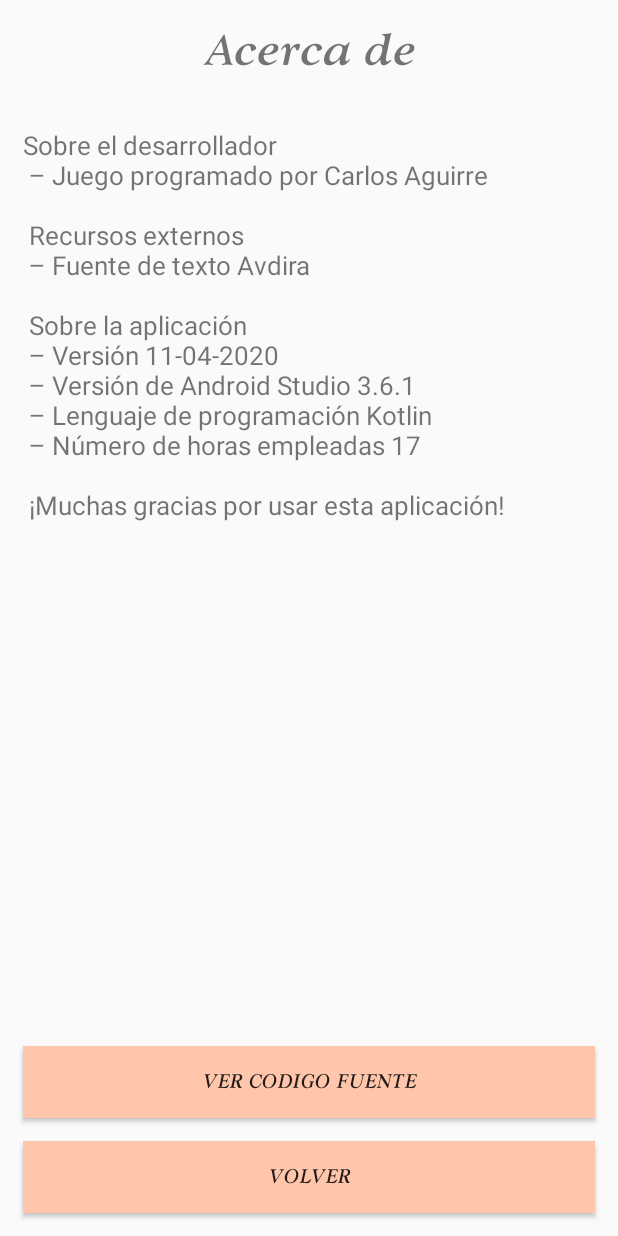
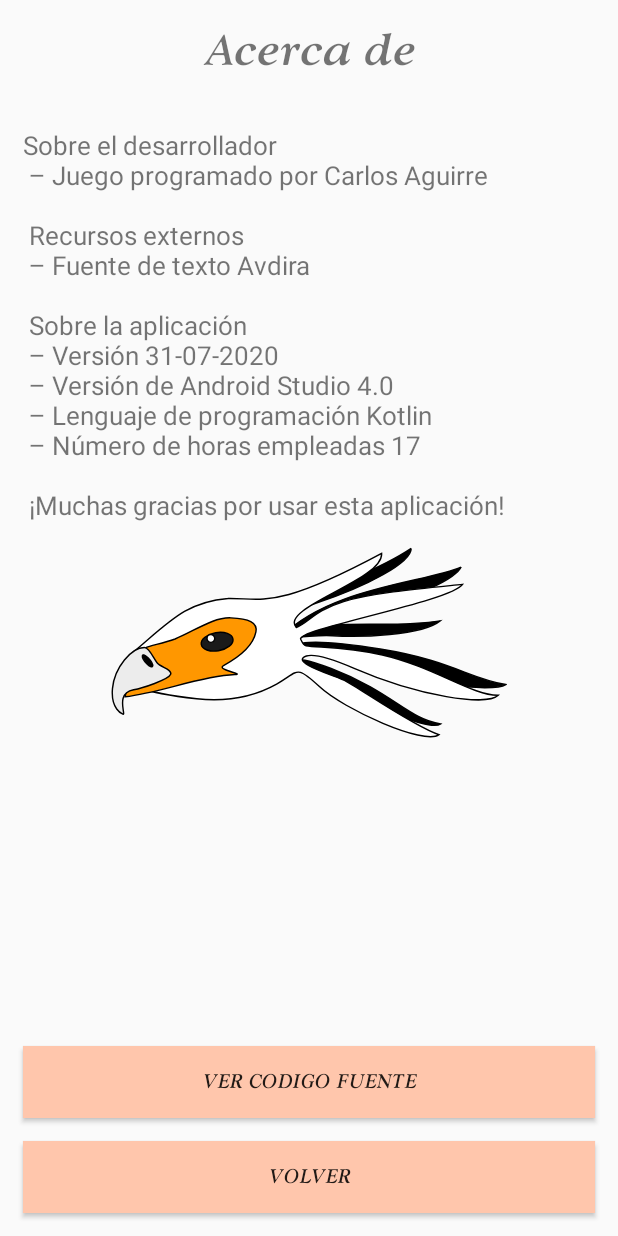
Before and after one commit to CarlosAguirreV/AdivinaElNumero, an Android app: the screen it shows after launch (InformacionActivity), after a tap on "ACERCA DE", on a phone screen of 412 x 824 dp. Run offline under Robolectric (Android 15) with nearby library versions, the phone set to English and light mode, and no system bars.

```diff
--- a/app/src/main/java/com/codigobase/adivinaelnumero/InformacionActivity.kt
+++ b/app/src/main/java/com/codigobase/adivinaelnumero/controlador/InformacionActivity.kt
@@ -1,10 +1,11 @@
-package com.codigobase.adivinaelnumero
+package com.codigobase.adivinaelnumero.controlador
 
 import android.content.Intent
 import android.net.Uri
 import android.os.Bundle
 import android.view.View
 import androidx.appcompat.app.AppCompatActivity
+import com.codigobase.adivinaelnumero.R
 import kotlinx.android.synthetic.main.activity_informacion.*
 
 class InformacionActivity : AppCompatActivity() {
@@ -26,6 +27,7 @@ class InformacionActivity : AppCompatActivity() {
             lblTitulo.text = getString(R.string.btn_acerca)
             lblInformacion.text = getString(R.string.acerca_de)
             btnCodigo.visibility = View.VISIBLE
+            imgLogo.visibility = View.VISIBLE
         } else {
             lblTitulo.text = getString(R.string.btn_instrucciones)
             lblInformacion.text = getString(R.string.instrucciones)
--- a/app/src/main/java/com/codigobase/adivinaelnumero/MainActivity.kt
+++ b/app/src/main/java/com/codigobase/adivinaelnumero/controlador/MainActivity.kt
@@ -1,10 +1,11 @@
-package com.codigobase.adivinaelnumero
+package com.codigobase.adivinaelnumero.controlador
 
 import android.content.Intent
 import android.os.Bundle
 import android.view.View
 import android.widget.SeekBar
 import androidx.appcompat.app.AppCompatActivity
+import com.codigobase.adivinaelnumero.R
 import kotlinx.android.synthetic.main.activity_main.*
 
 class MainActivity : AppCompatActivity() {
@@ -22,8 +23,9 @@ class MainActivity : AppCompatActivity() {
         super.getSupportActionBar()?.hide()
 
         // Definir el texto de informacion inferior y el texto asociado a la barra
-        lblInfo.text = "Selecciona un valor de 2 a 4 y pulsa Jugar."
-        lblCantidad.text = "${sldCantidad.getProgress() + 2} Números"
+        lblInfo.text = getString(R.string.seleccionaValor)
+        val cadena = "${sldCantidad.getProgress() + 2} " + getString(R.string.numeros)
+        lblCantidad.text = cadena
 
         // Eventos que se ejecutaran
         eventos()
@@ -42,7 +44,6 @@ class MainActivity : AppCompatActivity() {
     }
 
     private fun eventos() {
-
         // Al cambiar el valor de la barra deslizadora
         sldCantidad.setOnSeekBarChangeListener(object : SeekBar.OnSeekBarChangeListener {
             override fun onProgressChanged(seek: SeekBar, progress: Int, fromUser: Boolean) {
@@ -71,7 +72,7 @@ class MainActivity : AppCompatActivity() {
     private fun mostrarJuego() {
         val intent =
             Intent(this, GameActivity::class.java).apply {
-                putExtra("cantidad", sldCantidad.getProgress() + 2)
+                putExtra("cantidad", sldCantidad.progress + 2)
             }
         startActivity(intent)
     }
--- a/app/src/main/java/com/codigobase/adivinaelnumero/RegistrosActivity.kt
+++ b/app/src/main/java/com/codigobase/adivinaelnumero/controlador/RegistrosActivity.kt
@@ -1,9 +1,11 @@
-package com.codigobase.adivinaelnumero
+package com.codigobase.adivinaelnumero.controlador
 
 import android.os.Bundle
 import android.view.View
 import android.widget.ArrayAdapter
 import androidx.appcompat.app.AppCompatActivity
+import com.codigobase.adivinaelnumero.R
+import com.codigobase.adivinaelnumero.modelo.Registro
 import kotlinx.android.synthetic.main.activity_registros.*
 
 class RegistrosActivity : AppCompatActivity() {
--- a/app/src/main/java/com/codigobase/adivinaelnumero/Registro.kt
+++ b/app/src/main/java/com/codigobase/adivinaelnumero/modelo/Registro.kt
@@ -1,4 +1,4 @@
-package com.codigobase.adivinaelnumero
+package com.codigobase.adivinaelnumero.modelo
 
 import java.io.Serializable
 
--- a/app/src/main/res/drawable/d_linea.xml
+++ b/app/src/main/res/drawable/d_linea.xml
@@ -3,4 +3,5 @@
     <stroke
         android:width="3dp"
         android:color="@color/colorPrimaryDark" />
+    <corners android:radius="5dp" />
 </shape>
--- a/app/src/main/res/drawable/ic_logo.xml
+++ b/app/src/main/res/drawable/ic_logo.xml
@@ -1,20 +1,83 @@
 <vector xmlns:android="http://schemas.android.com/apk/res/android"
-    android:width="200dp"
-    android:height="200dp"
-    android:viewportWidth="67.73334"
-    android:viewportHeight="67.73333">
-  <path
-      android:pathData="m50.8672,50.7506 l-17.0314,16.9767 -33.8359,-33.8484 33.879,-33.879 33.8543,33.8545z"
-      android:strokeWidth="0.16126002"
-      android:fillColor="#ffffff"
-      android:strokeColor="#00000000"
-      android:fillType="evenOdd"
-      android:fillAlpha="1"/>
-  <path
-      android:pathData="m33.8542,67.7333 l-0.006,-0.006h-0.0123l-16.9148,-16.9273 -15.6156,-15.6157 -1.2931,-1.2931 -0.0123,-0.0123 0.0062,-0.006 33.8728,-33.873 1.3054,1.3054 32.5489,32.5491 -32.5735,32.5737 -1.2993,1.2993zM33.8419,65.1102 L33.8604,60.7013 11.6377,38.5032v0.0246l-1.9458,-1.9458 24.1869,-24.1625v-9.8091l-31.2682,31.2683zM40.4983,47.13c-1.5332,-0.0185 -10.1415,-0.7697 -3.8854,-7.0197 6.2561,-6.2561 7.0258,2.3214 7.0258,3.8793 0,1.5579 3.3836,-0.5049 3.9039,-0.7635 0.5203,-0.2586 6.6625,-6.6441 6.6625,-6.6441 0,0 -5.9975,-5.7666 -6.2561,-6.2746 -0.2586,-0.508 -2.346,-3.9101 -0.7882,-3.8854 1.5579,0 10.16,-0.7882 3.9039,-7.0689 -6.2315,-6.2315 -7.0196,2.3707 -7.0196,3.9286 0,1.5579 -3.4021,-0.5295 -3.91,-0.7882 -0.508,-0.2586 -6.2561,-6.2315 -6.2561,-6.2315l-20.32,20.3201 20.3015,20.2831v-0.0247l0.0185,0.0492c0,0 5.588,-5.3171 5.8497,-5.8497 0.2617,-0.5326 2.3522,-3.9101 0.7697,-3.9101z"
-      android:strokeWidth="0.16301829"
-      android:fillColor="#000000"
-      android:strokeColor="#00000000"
-      android:fillType="evenOdd"
-      android:fillAlpha="1"/>
+    android:width="264.19827dp"
+    android:height="127.83878dp"
+    android:viewportWidth="69.90246"
+    android:viewportHeight="33.824005">
+    <path
+        android:fillColor="#000000"
+        android:pathData="m69.6779,24.4055c-2.1996,1.4458 -16.2219,0.1151 -28.4398,-4.5546 -11.6218,-4.4419 -9.9703,0.0066 -9.6418,-1.4392 0.3285,-1.4457 3.3591,-2.28 15.9246,-0.2676 12.5655,2.0123 15.6857,5.2273 22.157,6.2614z"
+        android:strokeWidth="0.250"
+        android:strokeColor="#000000"
+        android:strokeLineCap="butt"
+        android:strokeLineJoin="miter" />
+    <path
+        android:fillColor="#000000"
+        android:pathData="m58.1931,31.348c-3.7005,2.616 -37.8244,-16.674 -19.3349,-9.7679 10.9068,4.1779 13.4428,8.7694 19.3349,9.7679z"
+        android:strokeWidth="0.250"
+        android:strokeColor="#000000"
+        android:strokeLineCap="butt"
+        android:strokeLineJoin="miter" />
+    <path
+        android:fillColor="#000000"
+        android:pathData="m58.0975,13.1887c-3.181,2.6086 -14.2441,2.8928 -19.0129,2.6097 -4.7688,-0.2831 -11.8594,1.2733 -11.8867,0.581 10.2213,-4.2682 21.0543,-1.5564 30.8996,-3.1907z"
+        android:strokeWidth="0.250"
+        android:strokeColor="#000000"
+        android:strokeLineCap="butt"
+        android:strokeLineJoin="miter" />
+    <path
+        android:fillColor="#000000"
+        android:pathData="m52.9905,0.4194c0.006,2.4771 -7.6527,6.6375 -16.8587,9.6715 -8.0401,2.6498 -8.9086,6.0809 -9.4311,5.3501 -0.5226,-0.7308 5.4052,-5.1107 12.6828,-9.3838 -4.1611,3.0725 8.7233,-2.3822 13.607,-5.6377z"
+        android:strokeWidth="0.250"
+        android:strokeColor="#000000"
+        android:strokeLineCap="butt"
+        android:strokeLineJoin="miter" />
+    <path
+        android:fillColor="#000000"
+        android:pathData="m61.7816,3.7206c-0.5237,1.6291 -7.706,5.814 -18.5688,7.1976 -10.5417,1.3427 -12.6339,6.1025 -13.0697,5.0006 8.6466,-8.6651 25.5237,-9.5076 31.6385,-12.1981z"
+        android:strokeWidth="0.250"
+        android:strokeColor="#000000"
+        android:strokeLineCap="butt"
+        android:strokeLineJoin="miter" />
+    <path
+        android:fillColor="#ffffff"
+        android:pathData="m20.6693,9.2505c-7.4413,0.6051 -10.3445,4.0929 -16.7365,9.4627 -7.1556,6.0112 5.6144,7.6065 11.1944,8.1996 5.58,0.5931 10.2075,-0.4121 14.1096,-2.5851 3.9021,-2.1731 3.2567,-3.5701 7.5471,0.4362 4.2904,4.0063 18.5881,10.4435 21.1096,8.4668 -4.0353,-1.2501 -13.873,-8.0448 -16.3842,-9.3947 -1.4582,-0.8434 -10.2708,-3.3481 -7.0214,-4.4556 1.7918,-0.5612 5.4461,0.8962 8.4319,2.1731 11.5196,4.9835 23.414,6.6964 25.4294,4.7472 -4.465,0.1089 -11.3932,-5.0259 -20.4418,-7.0924 -6.973,-1.5924 -11.575,-1.2662 -13.4939,-1.6472 -0.5712,-0.1134 -0.7798,-0.9147 -0.8988,-1.065 -1.3966,-1.7643 26.4785,-6.6698 28.5423,-9.7385 -6.7441,0.6815 -15.7786,1.4506 -20.984,3.0389 -5.2054,1.5882 -6.2391,3.7937 -8.3707,4.5571 -3.0845,-3.5228 15.4095,-8.3393 15.0659,-13.0396 -18.7093,9.9946 -20.8595,7.8432 -27.0988,7.9364z"
+        android:strokeWidth="0.250"
+        android:strokeColor="#000000"
+        android:strokeLineCap="butt"
+        android:strokeLineJoin="miter" />
+    <path
+        android:fillColor="#ff9700"
+        android:pathData="m11.3079,16.3778c-3.1781,1.1855 -6.0266,1.2502 -6.0266,2.3731 2.2669,0.7412 4.55,4.8658 -0.5177,5.0775 -1.4492,0 -2.2815,1.9708 -2.2815,2.7412 6.3662,-0.7288 13.0842,-3.6165 19.3692,-3.9195 1.9509,-0.0522 -3.4005,-0.8289 -1.9903,-1.586 4.04,-2.1692 5.3769,-4.2117 5.7201,-5.9253 0.3432,-1.7136 -1.3008,-2.3484 -4.4248,-2.4812 -3.1241,-0.1328 -6.4472,2.3406 -9.8484,3.7203z"
+        android:strokeWidth="0.250"
+        android:strokeColor="#000000"
+        android:strokeLineCap="butt"
+        android:strokeLineJoin="miter" />
+    <path
+        android:fillColor="#1a1a1a"
+        android:pathData="M15.9348,17.3328a1.5982,2.8376 80.0431,1 0,5.5949 -0.9499a1.5982,2.8376 80.0431,1 0,-5.5949 0.9499z"
+        android:strokeWidth="0.250"
+        android:strokeColor="#000000"
+        android:strokeLineCap="butt"
+        android:strokeLineJoin="miter" />
+    <path
+        android:fillColor="#ffffff"
+        android:pathData="M17.6278,16.2973m-0.6798,0a0.6813,0.6798 89.9999,1 1,1.3596 0a0.6813,0.6798 89.9999,1 1,-1.3596 0"
+        android:strokeWidth="0.250"
+        android:strokeColor="#000000"
+        android:strokeLineCap="butt"
+        android:strokeLineJoin="miter" />
+    <path
+        android:fillColor="#ececec"
+        android:pathData="m3.9891,25.316c-3.4584,0.611 -1.0849,4.8783 -1.9739,4.2553 0,0 -2.1045,-0.7735 -1.7508,-4.4876 0.3537,-3.7141 3.3805,-7.1966 5.6387,-7.1966 0.8453,0 1.5971,1.8909 2.2229,2.6716 0.6259,0.7806 2.7209,1.1711 2.4057,2.0466 -0.3279,0.9108 -5.072,2.4943 -6.5426,2.7107z"
+        android:strokeWidth="0.250"
+        android:strokeColor="#000000"
+        android:strokeLineCap="butt"
+        android:strokeLineJoin="miter" />
+    <path
+        android:fillColor="#000000"
+        android:pathData="M7.352,21.165a1.328,0.4381 50.2388,1 0,-1.8089 -1.8552a1.328,0.4381 50.2388,1 0,1.8089 1.8552z"
+        android:strokeWidth="0.250"
+        android:strokeColor="#000000"
+        android:strokeLineCap="butt"
+        android:strokeLineJoin="miter" />
 </vector>
--- /dev/null
+++ b/app/src/main/res/drawable/ic_splash.xml
@@ -0,0 +1,18 @@
+<vector xmlns:android="http://schemas.android.com/apk/res/android"
+    android:width="170dp"
+    android:height="170dp"
+    android:viewportWidth="28.33057"
+    android:viewportHeight="28.33057">
+    <path
+        android:fillAlpha="1"
+        android:fillColor="#ffffff"
+        android:pathData="m6.6295,8.048c12.861,20.8259 3.0762,0 10.6412,0 -1.4712,5.8851 4.4992,18.5167 -3.3734,18.5167 -12.861,-20.8259 -3.0762,0 -10.6412,0 1.4712,-5.8851 -4.4992,-18.5167 3.3734,-18.5167z"
+        android:strokeWidth="0.26458332"
+        android:strokeColor="#00000000" />
+    <path
+        android:fillAlpha="1"
+        android:fillColor="#ffffff"
+        android:pathData="m24.7596,18.1899c0,0 2.3761,2.6354 -0.5353,4.6864 -1.3121,-1.4389 -2.6124,-4.7143 0.5353,-4.6864zM21.5663,18.2192 L20.2457,15.8512c-1.3765,-2.1622 -0.4591,-4.7376 0.0809,-6.6481 0.9917,-5.0515 -3.5923,-5.3801 -6.1257,-2.3486 -2.7022,4.044 -3.8705,-0.6198 -1.3725,-3.2341 0.6543,-0.6847 1.3842,-1.3449 2.2414,-1.7379 3.7594,-1.9802 8.5355,0.487 8.8211,4.0413 0.0195,0.726 -0.1387,1.6512 -0.4747,2.7757l-0.4797,1.6729c-0.1659,0.6044 -0.2681,1.064 -0.3066,1.3787 -0.0349,0.3019 -0.0277,0.5741 0.0221,0.8167 0.0476,0.2004 0.1279,0.4309 0.2411,0.6913 1.2448,3.3325 0.4972,3.9142 -1.3267,4.9598z"
+        android:strokeWidth="0.3000986"
+        android:strokeColor="#00000000" />
+</vector>
--- a/app/src/main/res/drawable/splash_screen.xml
+++ b/app/src/main/res/drawable/splash_screen.xml
@@ -1,7 +1,7 @@
 <?xml version="1.0" encoding="utf-8"?>
 <layer-list xmlns:android="http://schemas.android.com/apk/res/android">
-    <item android:drawable="@color/colorBlanco" />
+    <item android:drawable="@color/colorAccent" />
     <item
-        android:drawable="@drawable/ic_logo"
+        android:drawable="@drawable/ic_splash"
         android:gravity="center" />
 </layer-list>
--- a/app/src/main/res/layout/activity_game.xml
+++ b/app/src/main/res/layout/activity_game.xml
@@ -3,7 +3,7 @@
     xmlns:tools="http://schemas.android.com/tools"
     android:layout_width="match_parent"
     android:layout_height="match_parent"
-    tools:context=".GameActivity">
+    tools:context=".controlador.GameActivity">
 
 
     <TextView
--- a/app/src/main/res/layout/activity_informacion.xml
+++ b/app/src/main/res/layout/activity_informacion.xml
@@ -3,7 +3,7 @@
     xmlns:tools="http://schemas.android.com/tools"
     android:layout_width="match_parent"
     android:layout_height="match_parent"
-    tools:context=".InformacionActivity">
+    tools:context=".controlador.InformacionActivity">
 
     <TextView
         android:id="@+id/lblTitulo"
@@ -20,8 +20,12 @@
     <ScrollView
         android:layout_width="match_parent"
         android:layout_height="match_parent"
-        android:layout_above="@+id/btnVolver"
+        android:layout_above="@+id/btnCodigo"
         android:layout_below="@+id/lblTitulo">
+
+        <RelativeLayout
+            android:layout_width="match_parent"
+            android:layout_height="wrap_content">
 
             <TextView
                 android:id="@+id/lblInformacion"
@@ -30,6 +34,19 @@
                 android:padding="15dp"
                 android:text="@string/text_defecto"
                 android:textSize="17sp" />
+
+            <ImageView
+                android:id="@+id/imgLogo"
+                android:layout_width="match_parent"
+                android:layout_height="wrap_content"
+                android:layout_below="@+id/lblInformacion"
+                android:layout_marginBottom="10dp"
+                android:contentDescription="@string/imagen"
+                android:src="@drawable/ic_logo"
+                android:visibility="gone" />
+
+        </RelativeLayout>
+
     </ScrollView>
 
     <Button
--- a/app/src/main/res/layout/activity_main.xml
+++ b/app/src/main/res/layout/activity_main.xml
@@ -3,7 +3,7 @@
     xmlns:tools="http://schemas.android.com/tools"
     android:layout_width="match_parent"
     android:layout_height="match_parent"
-    tools:context=".MainActivity">
+    tools:context=".controlador.MainActivity">
 
     <TextView
         android:id="@+id/lblTitulo"
--- a/app/src/main/res/layout/activity_registros.xml
+++ b/app/src/main/res/layout/activity_registros.xml
@@ -4,7 +4,7 @@
     android:layout_width="match_parent"
     android:layout_height="match_parent"
     android:background="@color/colorHistorial"
-    tools:context=".RegistrosActivity">
+    tools:context=".controlador.RegistrosActivity">
 
     <TextView
         android:id="@+id/lblTitulo"
--- a/app/src/main/res/values/strings.xml
+++ b/app/src/main/res/values/strings.xml
@@ -4,6 +4,8 @@
     <string name="tituloLandscape">¡Adivina el número!</string>
     <string name="subtitulo">¿Te atreves con el reto?</string>
     <string name="imagenGato">Imagen gato</string>
+    <string name="seleccionaValor">Selecciona un valor de 2 a 4 y pulsa Jugar.</string>
+    <string name="numeros">Números</string>
 
     <string name="imagen">IMAGEN</string>
     <string name="text_defecto">&#8239;</string>
@@ -29,8 +31,8 @@
         Recursos externos\n
         &#8211; Fuente de texto Avdira\n\n
         Sobre la aplicación\n
-        &#8211; Versión 11-04-2020\n
-        &#8211; Versión de Android Studio 3.6.1\n
+        &#8211; Versión 31-07-2020\n
+        &#8211; Versión de Android Studio 4.0\n
         &#8211; Lenguaje de programación Kotlin\n
         &#8211; Número de horas empleadas 17\n\n
         ¡Muchas gracias por usar esta aplicación!
```
Also changed, not shown: app/src/main/AndroidManifest.xml (+4 -4 lines), app/src/main/java/com/codigobase/adivinaelnumero/controlador/GameActivity.kt (renamed from app/src/main/java/com/codigobase/adivinaelnumero/GameActivity.kt, +10 -2 lines), 2 other files. Lines whose indentation alone changed are shown as unchanged.
